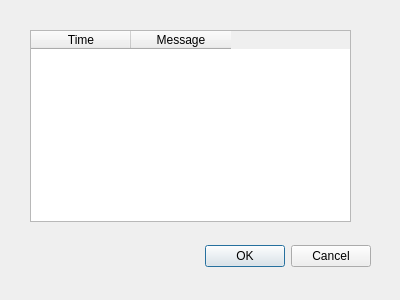
This is src/topicdialog.ui in leSamo/ICP as Qt 5 draws it before an edit. The edited form follows.
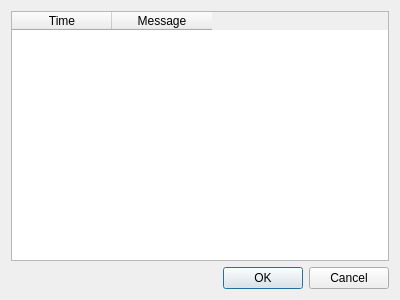
This is the edited form.

Commit message: Topic dialog resizable layout

The edit to the form file:
```diff
--- a/src/topicdialog.ui
+++ b/src/topicdialog.ui
@@ -13,15 +13,23 @@
   <property name="windowTitle">
    <string>Dialog</string>
   </property>
+  <layout class="QGridLayout" name="gridLayout">
+   <item row="0" column="0">
+    <widget class="QTableWidget" name="tableWidget">
+     <column>
+      <property name="text">
+       <string>Time</string>
+      </property>
+     </column>
+     <column>
+      <property name="text">
+       <string>Message</string>
+      </property>
+     </column>
+    </widget>
+   </item>
+   <item row="1" column="0">
   <widget class="QDialogButtonBox" name="buttonBox">
-   <property name="geometry">
-    <rect>
-     <x>30</x>
-     <y>240</y>
-     <width>341</width>
-     <height>32</height>
-    </rect>
-   </property>
    <property name="orientation">
     <enum>Qt::Horizontal</enum>
    </property>
@@ -29,26 +37,8 @@
     <set>QDialogButtonBox::Cancel|QDialogButtonBox::Ok</set>
    </property>
   </widget>
-  <widget class="QTableWidget" name="tableWidget">
-   <property name="geometry">
-    <rect>
-     <x>30</x>
-     <y>30</y>
-     <width>321</width>
-     <height>192</height>
-    </rect>
-   </property>
-   <column>
-    <property name="text">
-     <string>Time</string>
-    </property>
-   </column>
-   <column>
-    <property name="text">
-     <string>Message</string>
-    </property>
-   </column>
-  </widget>
+   </item>
+  </layout>
  </widget>
  <resources/>
  <connections>
```
Lines whose indentation alone changed are shown as unchanged.
